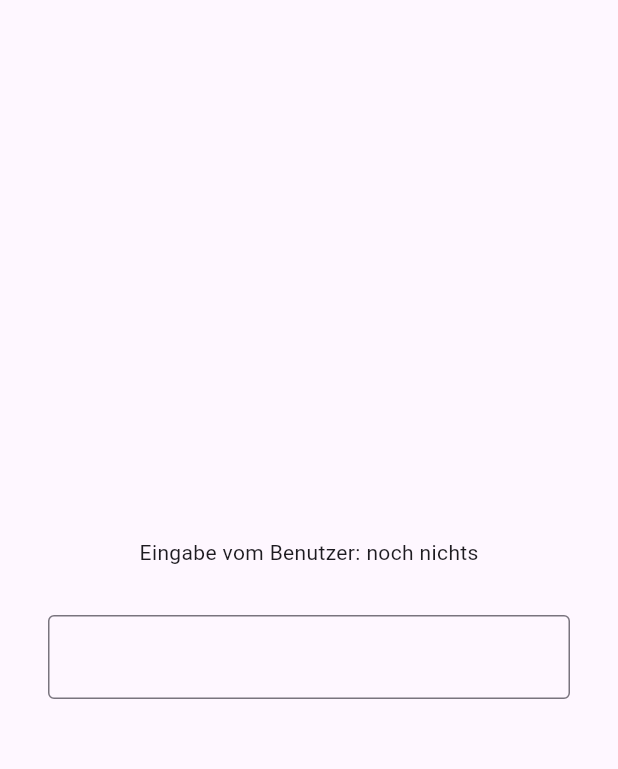
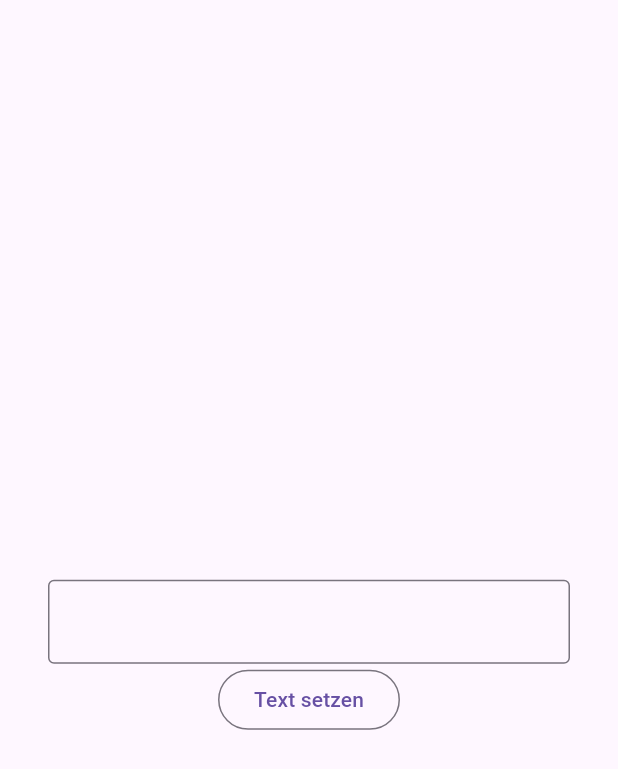
Before and after one commit to MR-Baer89/input_field, a Flutter app: the screen it shows after launch, on a phone screen of 412 x 824 dp. Shown: the top 769 px of the screen. Run offline on Flutter 3.47's test engine with Material 3 defaults, Android fonts, the light colour scheme and no system bars.

Commit message:
Using TextEditingControlle

```diff
--- a/lib/main.dart
+++ b/lib/main.dart
@@ -14,7 +14,9 @@ class MainApp extends StatefulWidget {
 }
 
 class _MainAppState extends State<MainApp> {
+  final TextEditingController controller = TextEditingController();
   String inputValue = 'noch nichts';
+
   @override
   Widget build(BuildContext context) {
     return MaterialApp(
@@ -25,18 +27,22 @@ class _MainAppState extends State<MainApp> {
             child: Column(
               mainAxisAlignment: MainAxisAlignment.center,
               children: [
-                Text('Eingabe vom Benutzer: $inputValue'),
+                Text(controller.text),
                 const SizedBox(
                   height: 32,
                 ),
                 TextField(
+                  controller: controller,
                   decoration:
                       const InputDecoration(border: OutlineInputBorder()),
-                  onChanged: (String newValue) {
-                    print('Der wert ist: $newValue');
-                    setState(() => inputValue = newValue);
+                ),
+                OutlinedButton(
+                  onPressed: () {
+                    print(controller.text);
+                    setState(() {});
                   },
-                ),
+                  child: const Text("Text setzen"),
+                )
               ],
             ),
           ),
```
